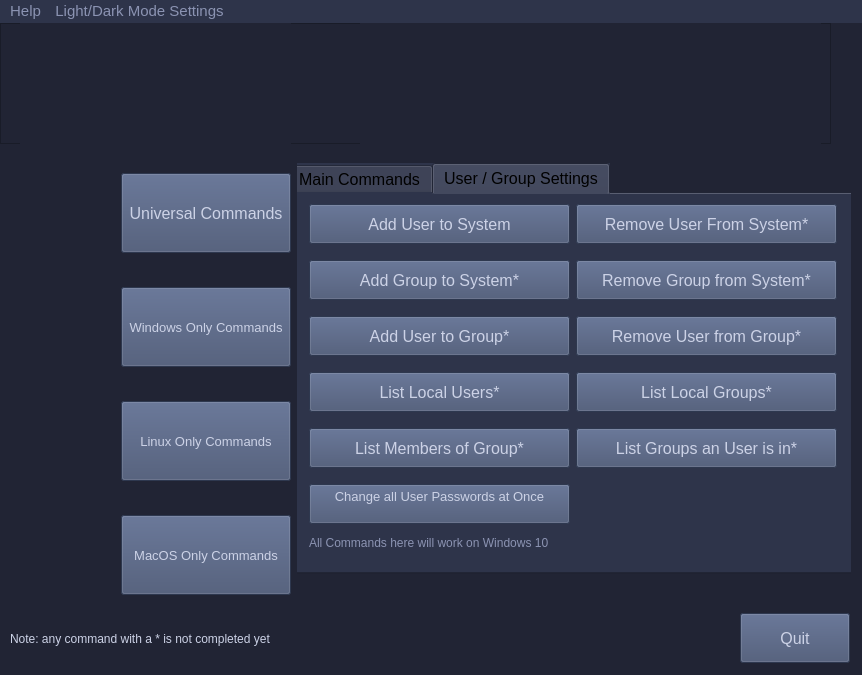
Qt form GUIs/ScriptRunnerPyQt5_GUI/PyUIs/MainMenu2.ui (vipersniper0501/CP_Scripts2) before a commit.
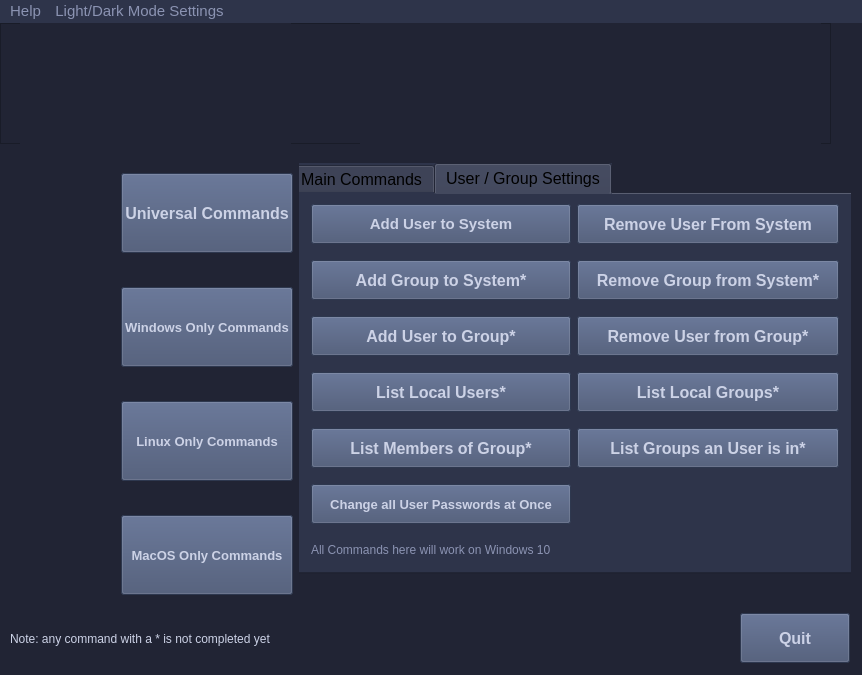
The same form after that commit. The open tabs and pages were chosen to show the change. Icons and pictures are not drawn.

```diff
--- a/GUIs/ScriptRunnerPyQt5_GUI/PyUIs/MainMenu2.ui
+++ b/GUIs/ScriptRunnerPyQt5_GUI/PyUIs/MainMenu2.ui
@@ -97,10 +97,20 @@
              <property name="font">
                  <font>
                      <pointsize>12</pointsize>
+      <weight>75</weight>
+      <bold>true</bold>
                  </font>
              </property>
              <property name="styleSheet">
-                 <string notr="true">background-color: #414E6E;color: #CCD2E6;</string>
+     <string notr="true">QPushButton {
+background-color:#414E6E;
+color: #CCD2E6;
+font-weight: bold;
+}
+
+QPushButton:hover {
+background: rgba(139, 147, 178, .75);
+}</string>
              </property>
              <property name="text">
                  <string>Quit</string>
@@ -148,11 +158,20 @@
                                  <property name="font">
                                      <font>
                                          <pointsize>10</pointsize>
+           <weight>75</weight>
+           <bold>true</bold>
                                      </font>
                                  </property>
                                  <property name="styleSheet">
-                                     <string notr="true">background-color: #414E6E;color: #CCD2E6;
-                                     </string>
+          <string notr="true">QPushButton {
+background-color:#414E6E;
+color: #CCD2E6;
+font-weight: bold;
+}
+
+QPushButton:hover {
+background: rgba(139, 147, 178, .75);
+}</string>
                                  </property>
                                  <property name="text">
                                      <string>MacOS Only Commands</string>
@@ -189,11 +208,20 @@
                                  <property name="font">
                                      <font>
                                          <pointsize>10</pointsize>
+           <weight>75</weight>
+           <bold>true</bold>
                                      </font>
                                  </property>
                                  <property name="styleSheet">
-                                     <string notr="true">background-color: #414E6E;color: #CCD2E6;
-                                     </string>
+          <string notr="true">QPushButton {
+background-color:#414E6E;
+color: #CCD2E6;
+font-weight: bold;
+}
+
+QPushButton:hover {
+background: rgba(139, 147, 178, .75);
+}</string>
                                  </property>
                                  <property name="text">
                                      <string>Linux Only Commands</string>
@@ -263,11 +291,20 @@
                                  <property name="font">
                                      <font>
                                          <pointsize>12</pointsize>
+           <weight>75</weight>
+           <bold>true</bold>
                                      </font>
                                  </property>
                                  <property name="styleSheet">
-                                     <string notr="true">background-color: #414E6E;color: #CCD2E6;
-                                     </string>
+          <string notr="true">QPushButton {
+background-color:#414E6E;
+color: #CCD2E6;
+font-weight: bold;
+}
+
+QPushButton:hover {
+background: rgba(139, 147, 178, .75);
+}</string>
                                  </property>
                                  <property name="text">
                                      <string>Universal Commands</string>
@@ -301,11 +338,20 @@
                                  <property name="font">
                                      <font>
                                          <pointsize>10</pointsize>
+           <weight>75</weight>
+           <bold>true</bold>
                                      </font>
                                  </property>
                                  <property name="styleSheet">
-                                     <string notr="true">background-color: #414E6E;color: #CCD2E6;
-                                     </string>
+          <string notr="true">QPushButton {
+background-color:#414E6E;
+color: #CCD2E6;
+font-weight: bold;
+}
+
+QPushButton:hover {
+background: rgba(139, 147, 178, .75);
+}</string>
                                  </property>
                                  <property name="text">
                                      <string>Windows Only Commands</string>
@@ -851,8 +897,7 @@
                                              <string notr="true">color: #8B93B2;</string>
                                          </property>
                                          <property name="text">
-                                             <string>All Commands here will work on Windows 10
-                                             </string>
+            <string>All Commands here will work on Windows 10</string>
                                          </property>
                                          <property name="wordWrap">
                                              <bool>true</bool>
@@ -879,15 +924,23 @@
                                                      <property name="font">
                                                          <font>
                                                              <pointsize>12</pointsize>
+                <weight>75</weight>
+                <bold>true</bold>
                                                          </font>
                                                      </property>
                                                      <property name="styleSheet">
-                                                         <string notr="true">background-color:
-                                                             #414E6E;color: #CCD2E6;
-                                                         </string>
+               <string notr="true">QPushButton {
+background-color:#414E6E;
+color: #CCD2E6;
+font-weight: bold;
+}
+
+QPushButton:hover {
+background: rgba(139, 147, 178, .75);
+}</string>
                                                      </property>
                                                      <property name="text">
-                                                         <string>Remove User From System*</string>
+               <string>Remove User From System</string>
                                                      </property>
                                                  </widget>
                                              </item>
@@ -902,12 +955,20 @@
                                                      <property name="font">
                                                          <font>
                                                              <pointsize>12</pointsize>
+                <weight>75</weight>
+                <bold>true</bold>
                                                          </font>
                                                      </property>
                                                      <property name="styleSheet">
-                                                         <string notr="true">background-color:
-                                                             #414E6E;color: #CCD2E6;
-                                                         </string>
+               <string notr="true">QPushButton {
+background-color:#414E6E;
+color: #CCD2E6;
+font-weight: bold;
+}
+
+QPushButton:hover {
+background: rgba(139, 147, 178, .75);
+}</string>
                                                      </property>
                                                      <property name="text">
                                                          <string>Remove Group from System*</string>
@@ -925,12 +986,20 @@
                                                      <property name="font">
                                                          <font>
                                                              <pointsize>12</pointsize>
+                <weight>75</weight>
+                <bold>true</bold>
                                                          </font>
                                                      </property>
                                                      <property name="styleSheet">
-                                                         <string notr="true">background-color:
-                                                             #414E6E;color: #CCD2E6;
-                                                         </string>
+               <string notr="true">QPushButton {
+background-color:#414E6E;
+color: #CCD2E6;
+font-weight: bold;
+}
+
+QPushButton:hover {
+background: rgba(139, 147, 178, .75);
+}</string>
                                                      </property>
                                                      <property name="text">
                                                          <string>List Members of Group*</string>
@@ -947,16 +1016,24 @@
                                                      </property>
                                                      <property name="font">
                                                          <font>
-                                                             <pointsize>12</pointsize>
+                <pointsize>11</pointsize>
+                <weight>75</weight>
+                <bold>true</bold>
                                                          </font>
                                                      </property>
                                                      <property name="acceptDrops">
                                                          <bool>false</bool>
                                                      </property>
                                                      <property name="styleSheet">
-                                                         <string notr="true">background-color:
-                                                             #414E6E;color: #CCD2E6;
-                                                         </string>
+               <string notr="true">QPushButton {
+background-color:#414E6E;
+color: #CCD2E6;
+font-weight: bold;
+}
+
+QPushButton:hover {
+background: rgba(139, 147, 178, .75);
+}</string>
                                                      </property>
                                                      <property name="text">
                                                          <string>Add User to System</string>
@@ -974,12 +1051,20 @@
                                                      <property name="font">
                                                          <font>
                                                              <pointsize>12</pointsize>
+                <weight>75</weight>
+                <bold>true</bold>
                                                          </font>
                                                      </property>
                                                      <property name="styleSheet">
-                                                         <string notr="true">background-color:
-                                                             #414E6E;color: #CCD2E6;
-                                                         </string>
+               <string notr="true">QPushButton {
+background-color:#414E6E;
+color: #CCD2E6;
+font-weight: bold;
+}
+
+QPushButton:hover {
+background: rgba(139, 147, 178, .75);
+}</string>
                                                      </property>
                                                      <property name="text">
                                                          <string>Remove User from Group*</string>
@@ -997,12 +1082,20 @@
                                                      <property name="font">
                                                          <font>
                                                              <pointsize>12</pointsize>
+                <weight>75</weight>
+                <bold>true</bold>
                                                          </font>
                                                      </property>
                                                      <property name="styleSheet">
-                                                         <string notr="true">background-color:
-                                                             #414E6E;color: #CCD2E6;
-                                                         </string>
+               <string notr="true">QPushButton {
+background-color:#414E6E;
+color: #CCD2E6;
+font-weight: bold;
+}
+
+QPushButton:hover {
+background: rgba(139, 147, 178, .75);
+}</string>
                                                      </property>
                                                      <property name="text">
                                                          <string>List Local Users*</string>
@@ -1020,12 +1113,20 @@
                                                      <property name="font">
                                                          <font>
                                                              <pointsize>12</pointsize>
+                <weight>75</weight>
+                <bold>true</bold>
                                                          </font>
                                                      </property>
                                                      <property name="styleSheet">
-                                                         <string notr="true">background-color:
-                                                             #414E6E;color: #CCD2E6;
-                                                         </string>
+               <string notr="true">QPushButton {
+background-color:#414E6E;
+color: #CCD2E6;
+font-weight: bold;
+}
+
+QPushButton:hover {
+background: rgba(139, 147, 178, .75);
+}</string>
                                                      </property>
                                                      <property name="text">
                                                          <string>Add User to Group*</string>
@@ -1043,12 +1144,20 @@
                                                      <property name="font">
                                                          <font>
                                                              <pointsize>12</pointsize>
+                <weight>75</weight>
+                <bold>true</bold>
                                                          </font>
                                                      </property>
                                                      <property name="styleSheet">
-                                                         <string notr="true">background-color:
-                                                             #414E6E;color: #CCD2E6;
-                                                         </string>
+               <string notr="true">QPushButton {
+background-color:#414E6E;
+color: #CCD2E6;
+font-weight: bold;
+}
+
+QPushButton:hover {
+background: rgba(139, 147, 178, .75);
+}</string>
                                                      </property>
                                                      <property name="text">
                                                          <string>Add Group to System*</string>
@@ -1066,12 +1175,20 @@
                                                      <property name="font">
                                                          <font>
                                                              <pointsize>12</pointsize>
+                <weight>75</weight>
+                <bold>true</bold>
                                                          </font>
                                                      </property>
                                                      <property name="styleSheet">
-                                                         <string notr="true">background-color:
-                                                             #414E6E;color: #CCD2E6;
-                                                         </string>
+               <string notr="true">QPushButton {
+background-color:#414E6E;
+color: #CCD2E6;
+font-weight: bold;
+}
+
+QPushButton:hover {
+background: rgba(139, 147, 178, .75);
+}</string>
                                                      </property>
                                                      <property name="text">
                                                          <string>List Local Groups*</string>
@@ -1089,12 +1206,20 @@
                                                      <property name="font">
                                                          <font>
                                                              <pointsize>12</pointsize>
+                <weight>75</weight>
+                <bold>true</bold>
                                                          </font>
                                                      </property>
                                                      <property name="styleSheet">
-                                                         <string notr="true">background-color:
-                                                             #414E6E;color: #CCD2E6;
-                                                         </string>
+               <string notr="true">QPushButton {
+background-color:#414E6E;
+color: #CCD2E6;
+font-weight: bold;
+}
+
+QPushButton:hover {
+background: rgba(139, 147, 178, .75);
+}</string>
                                                      </property>
                                                      <property name="text">
                                                          <string>List Groups an User is in*</string>
@@ -1109,19 +1234,32 @@
                                                              <height>40</height>
                                                          </size>
                                                      </property>
+              <property name="maximumSize">
+               <size>
+                <width>260</width>
+                <height>40</height>
+               </size>
+              </property>
                                                      <property name="font">
                                                          <font>
                                                              <pointsize>10</pointsize>
+                <weight>75</weight>
+                <bold>true</bold>
                                                          </font>
                                                      </property>
                                                      <property name="styleSheet">
-                                                         <string notr="true">background-color:
-                                                             #414E6E;color: #CCD2E6;
-                                                         </string>
+               <string notr="true">QPushButton {
+background-color:#414E6E;
+color: #CCD2E6;
+font-weight: bold;
+}
+
+QPushButton:hover {
+background: rgba(139, 147, 178, .75);
+}</string>
                                                      </property>
                                                      <property name="text">
-                                                         <string>Change all User Passwords at Once
-                                                         </string>
+               <string>Change all User Passwords at Once</string>
                                                      </property>
                                                  </widget>
                                              </item>
```
Left out of the diff: 726 changed lines with no effect on the pictures. Lines whose indentation alone changed are shown as unchanged.
